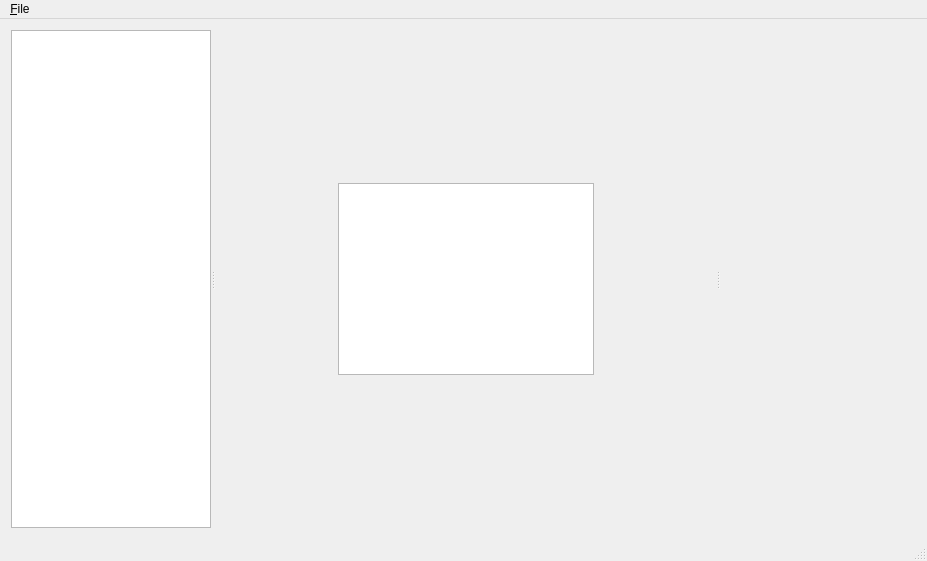
First picture: the form in trunk/maker/src/mainwindow.ui, repository develer-staff/rooms, before the edit.
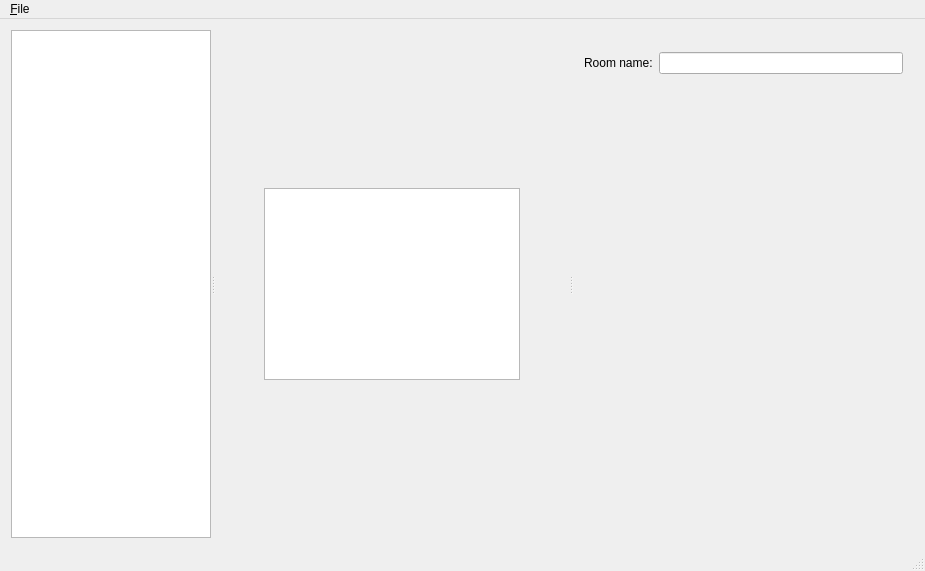
Second picture: the form after the edit. Custom widgets are drawn as their Qt base class.

Commit message: added the settings subwidget for the room

Diff of the .ui file:
```diff
--- a/trunk/maker/src/mainwindow.ui
+++ b/trunk/maker/src/mainwindow.ui
@@ -6,8 +6,8 @@
    <rect>
     <x>0</x>
     <y>0</y>
-    <width>927</width>
-    <height>561</height>
+    <width>925</width>
+    <height>571</height>
    </rect>
   </property>
   <property name="windowTitle">
@@ -150,7 +150,56 @@
         </item>
        </layout>
       </widget>
-      <widget class="QWidget" name="settings" native="true"/>
+      <widget class="QWidget" name="settings" native="true">
+       <layout class="QVBoxLayout" name="verticalLayout">
+        <property name="leftMargin">
+         <number>0</number>
+        </property>
+        <property name="rightMargin">
+         <number>0</number>
+        </property>
+        <item>
+         <widget class="QWidget" name="settings_room" native="true">
+          <layout class="QGridLayout" name="gridLayout_3">
+           <item row="0" column="0">
+            <layout class="QHBoxLayout" name="horizontalLayout">
+             <item>
+              <widget class="QLabel" name="label">
+               <property name="text">
+                <string>Room name:</string>
+               </property>
+              </widget>
+             </item>
+             <item>
+              <widget class="QLineEdit" name="room_name">
+               <property name="minimumSize">
+                <size>
+                 <width>150</width>
+                 <height>0</height>
+                </size>
+               </property>
+              </widget>
+             </item>
+            </layout>
+           </item>
+           <item row="1" column="0">
+            <spacer name="verticalSpacer_3">
+             <property name="orientation">
+              <enum>Qt::Vertical</enum>
+             </property>
+             <property name="sizeHint" stdset="0">
+              <size>
+               <width>20</width>
+               <height>40</height>
+              </size>
+             </property>
+            </spacer>
+           </item>
+          </layout>
+         </widget>
+        </item>
+       </layout>
+      </widget>
      </widget>
     </item>
    </layout>
@@ -160,7 +209,7 @@
     <rect>
      <x>0</x>
      <y>0</y>
-     <width>927</width>
+     <width>925</width>
      <height>21</height>
     </rect>
    </property>
```
